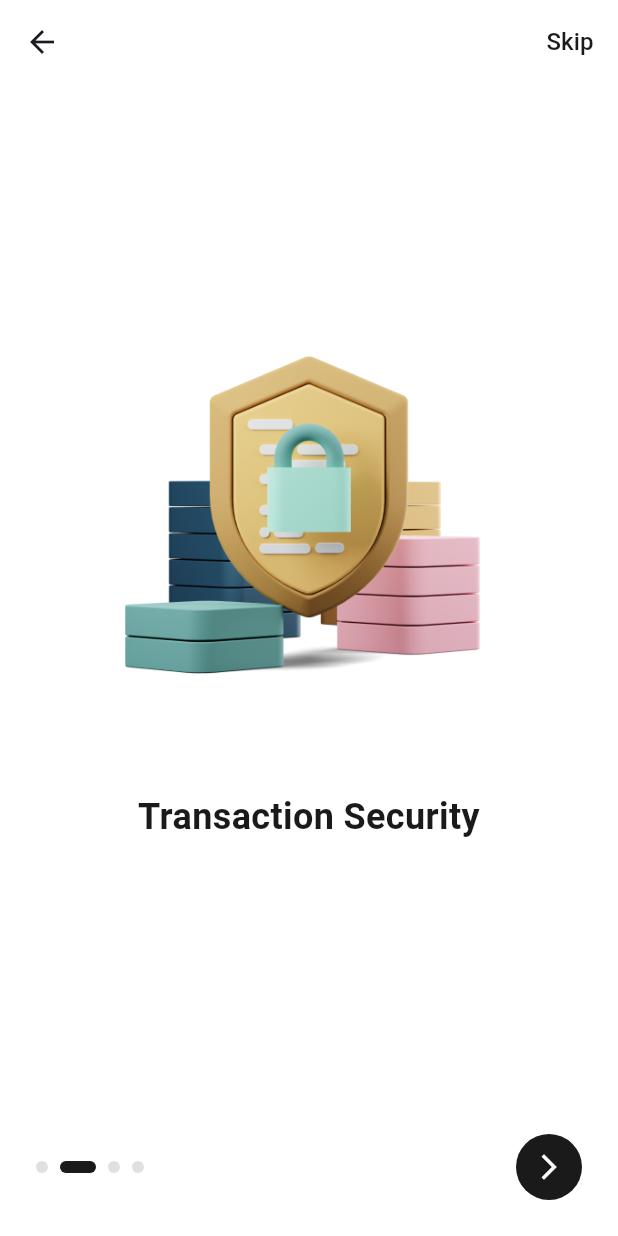
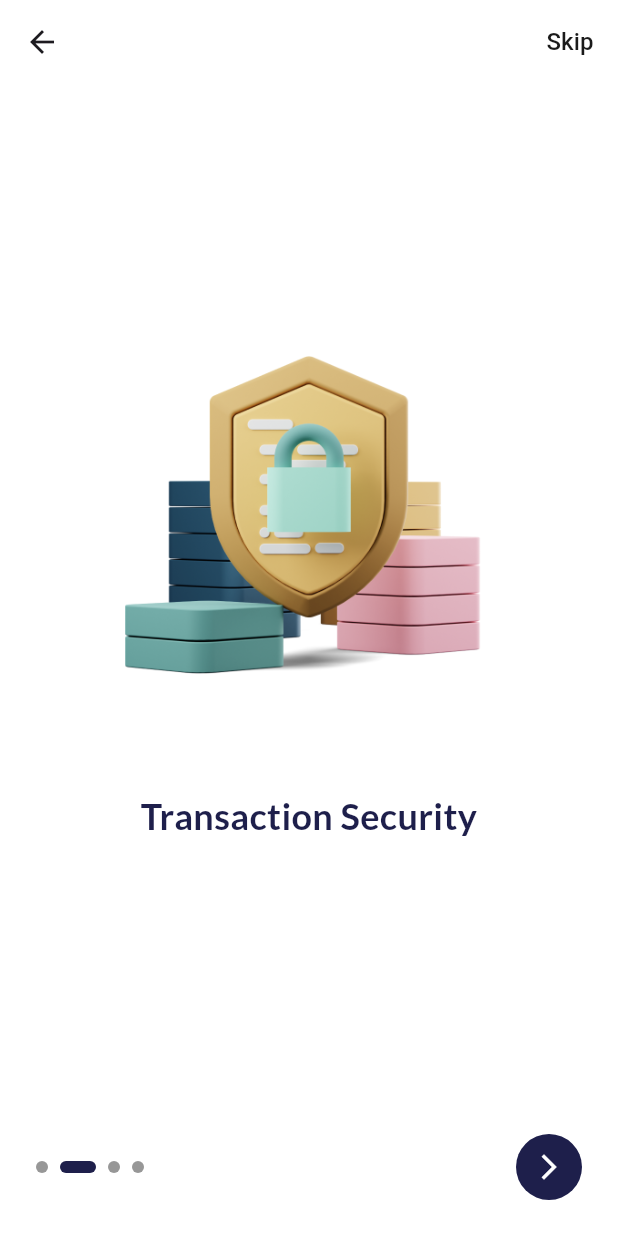
Before and after one commit to MohamedNaif/coin_gecko_graduation_project_metorship, a Flutter app: the screen it shows after launch, after a tap on the "arrow forward ios" icon, on a phone screen of 412 x 824 dp. Run offline on Flutter 3.47's test engine with Material 3 defaults, Android fonts, the phone set to English and light mode, and no system bars; drawn by our look-alikes of smooth_page_indicator; our stand-ins replace audioplayers, cherry_toast, dio, easy_localization, equatable, firebase_core and 8 more; accounts and stored records are empty; generated files the repository leaves out were written again.

Commit message:
feat: Implement onboarding flow with dedicated widgets and add smooth page indicator dependency.

```diff
--- a/lib/features/onboarding/presentation/pages/onboarding_screen.dart
+++ b/lib/features/onboarding/presentation/pages/onboarding_screen.dart
@@ -1,7 +1,8 @@
-import 'package:coin_gecko_graduation_project_metorship/config/routing/routes.dart';
 import 'package:coin_gecko_graduation_project_metorship/core/constants/app_assets.dart';
 import 'package:coin_gecko_graduation_project_metorship/features/onboarding/data/models/onboarding_model.dart';
-import 'package:coin_gecko_graduation_project_metorship/features/onboarding/presentation/widgets/onboarding_page.dart';
+import 'package:coin_gecko_graduation_project_metorship/features/onboarding/presentation/widgets/onboarding_body.dart';
+import 'package:coin_gecko_graduation_project_metorship/features/onboarding/presentation/widgets/onboarding_buttons.dart';
+import 'package:coin_gecko_graduation_project_metorship/features/onboarding/presentation/widgets/onboarding_navigation.dart';
 import 'package:flutter/material.dart';
 
 class OnboardingScreen extends StatefulWidget {
@@ -61,7 +62,8 @@ class _OnboardingScreenState extends State<OnboardingScreen> {
             ),
         ],
       ),
-      body: Column(
+      body: SafeArea(
+        child: Column(
           children: [
             Expanded(
               child: PageView.builder(
@@ -73,105 +75,26 @@ class _OnboardingScreenState extends State<OnboardingScreen> {
                   });
                 },
                 itemBuilder: (context, index) {
-                return OnboardingPage(model: _pages[index]);
+                  return OnboardingBody(model: _pages[index]);
                 },
               ),
             ),
-          Padding(
-            padding: const EdgeInsets.all(24.0),
-            child: Row(
-              mainAxisAlignment: MainAxisAlignment.spaceBetween,
-              children: [
-                Row(
-                  children: List.generate(
-                    _pages.length,
-                    (index) => Container(
-                      margin: const EdgeInsets.only(right: 8),
-                      height: 8,
-                      width: _currentPage == index ? 24 : 8,
-                      decoration: BoxDecoration(
-                        color: _currentPage == index
-                            ? const Color(0xFF1A1A1A)
-                            : Colors.grey[300],
-                        borderRadius: BorderRadius.circular(4),
-                      ),
-                    ),
-                  ),
-                ),
             if (_currentPage != _pages.length - 1)
-                  GestureDetector(
-                    onTap: () {
+              OnboardingNavigation(
+                pageController: _pageController,
+                pageCount: _pages.length,
+                currentPage: _currentPage,
+                onNext: () {
                   _pageController.nextPage(
                     duration: const Duration(milliseconds: 300),
                     curve: Curves.easeInOut,
                   );
                 },
-                    child: Container(
-                      padding: const EdgeInsets.all(12),
-                      decoration: const BoxDecoration(
-                        color: Color(0xFF1A1A1A),
-                        shape: BoxShape.circle,
-                      ),
-                      child: const Icon(
-                        Icons.arrow_forward_ios,
-                        color: Colors.white,
-                        size: 20,
-                      ),
-                    ),
-                  ),
+              )
+            else
+              const OnboardingButtons(),
           ],
         ),
-          ),
-          if (_currentPage == _pages.length - 1)
-            Padding(
-              padding:
-                  const EdgeInsets.symmetric(horizontal: 24.0, vertical: 24.0),
-              child: Column(
-                children: [
-                  SizedBox(
-                    width: double.infinity,
-                    height: 50,
-                    child: ElevatedButton(
-                      onPressed: () {
-                        Navigator.pushReplacementNamed(context, Routes.login);
-                      },
-                      style: ElevatedButton.styleFrom(
-                        backgroundColor: const Color(0xFF1A1A1A),
-                        shape: RoundedRectangleBorder(
-                          borderRadius: BorderRadius.circular(25),
-                        ),
-                      ),
-                      child: const Text(
-                        'Login',
-                        style: TextStyle(color: Colors.white, fontSize: 16),
-                      ),
-                    ),
-                  ),
-                  const SizedBox(height: 16),
-                  SizedBox(
-                    width: double.infinity,
-                    height: 50,
-                    child: OutlinedButton(
-                      onPressed: () {
-                        Navigator.pushReplacementNamed(context, Routes.signup);
-                      },
-                      style: OutlinedButton.styleFrom(
-                        side: const BorderSide(color: Color(0xFF1A1A1A)),
-                        shape: RoundedRectangleBorder(
-                          borderRadius: BorderRadius.circular(25),
-                        ),
-                      ),
-                      child: const Text(
-                        'Register',
-                        style:
-                            TextStyle(color: Color(0xFF1A1A1A), fontSize: 16),
-                      ),
-                    ),
-                  ),
-                ],
-              ),
-            ),
-        ],
       ),
     );
   }
--- a/lib/features/onboarding/presentation/widgets/onboarding_page.dart
+++ b/lib/features/onboarding/presentation/widgets/onboarding_body.dart
@@ -1,10 +1,12 @@
+import 'package:coin_gecko_graduation_project_metorship/config/theme/app_colors.dart';
+import 'package:coin_gecko_graduation_project_metorship/config/theme/app_style.dart';
 import 'package:coin_gecko_graduation_project_metorship/features/onboarding/data/models/onboarding_model.dart';
 import 'package:flutter/material.dart';
 
-class OnboardingPage extends StatelessWidget {
+class OnboardingBody extends StatelessWidget {
   final OnboardingModel model;
 
-  const OnboardingPage({super.key, required this.model});
+  const OnboardingBody({super.key, required this.model});
 
   @override
   Widget build(BuildContext context) {
@@ -13,41 +15,24 @@ class OnboardingPage extends StatelessWidget {
       child: Column(
         mainAxisAlignment: MainAxisAlignment.center,
         children: [
-          // Image asset
           Image.asset(
             model.image,
             height: 300,
           ),
-          // Container(
-          //   height: 300,
-          //   width: double.infinity,
-          //   decoration: BoxDecoration(
-          //     color: Colors.grey[200],
-          //     borderRadius: BorderRadius.circular(20),
-          //   ),
-          //   child: const Icon(
-          //     Icons.image,
-          //     size: 100,
-          //     color: Colors.grey,
-          //   ),
-          // ),
           const SizedBox(height: 40),
           Text(
             model.title,
             textAlign: TextAlign.center,
-            style: const TextStyle(
-              fontSize: 24,
-              fontWeight: FontWeight.bold,
-              color: Color(0xFF1A1A1A),
+            style: AppTextStyles.bold24.copyWith(
+              color: AppColors.primaryDark,
             ),
           ),
           const SizedBox(height: 16),
           Text(
             model.description,
             textAlign: TextAlign.center,
-            style: const TextStyle(
-              fontSize: 16,
-              color: Colors.grey,
+            style: AppTextStyles.regular16.copyWith(
+              color: AppColors.gray300,
             ),
           ),
         ],
--- /dev/null
+++ b/lib/features/onboarding/presentation/widgets/onboarding_buttons.dart
@@ -0,0 +1,59 @@
+import 'package:coin_gecko_graduation_project_metorship/config/routing/routes.dart';
+import 'package:coin_gecko_graduation_project_metorship/config/theme/app_colors.dart';
+import 'package:coin_gecko_graduation_project_metorship/config/theme/app_style.dart';
+import 'package:flutter/material.dart';
+
+class OnboardingButtons extends StatelessWidget {
+  const OnboardingButtons({super.key});
+
+  @override
+  Widget build(BuildContext context) {
+    return Padding(
+      padding: const EdgeInsets.symmetric(horizontal: 24.0, vertical: 24.0),
+      child: Column(
+        children: [
+          SizedBox(
+            width: double.infinity,
+            height: 50,
+            child: ElevatedButton(
+              onPressed: () {
+                Navigator.pushReplacementNamed(context, Routes.login);
+              },
+              style: ElevatedButton.styleFrom(
+                backgroundColor: AppColors.primaryDark,
+                shape: RoundedRectangleBorder(
+                  borderRadius: BorderRadius.circular(25),
+                ),
+              ),
+              child: Text(
+                'Login',
+                style: AppTextStyles.medium14.copyWith(color: Colors.white),
+              ),
+            ),
+          ),
+          const SizedBox(height: 16),
+          SizedBox(
+            width: double.infinity,
+            height: 50,
+            child: OutlinedButton(
+              onPressed: () {
+                Navigator.pushReplacementNamed(context, Routes.signup);
+              },
+              style: OutlinedButton.styleFrom(
+                side: const BorderSide(color: AppColors.primaryDark),
+                shape: RoundedRectangleBorder(
+                  borderRadius: BorderRadius.circular(25),
+                ),
+              ),
+              child: Text(
+                'Register',
+                style: AppTextStyles.medium14
+                    .copyWith(color: AppColors.primaryDark),
+              ),
+            ),
+          ),
+        ],
+      ),
+    );
+  }
+}
--- /dev/null
+++ b/lib/features/onboarding/presentation/widgets/onboarding_navigation.dart
@@ -0,0 +1,58 @@
+import 'package:coin_gecko_graduation_project_metorship/config/theme/app_colors.dart';
+import 'package:flutter/material.dart';
+import 'package:smooth_page_indicator/smooth_page_indicator.dart';
+
+class OnboardingNavigation extends StatelessWidget {
+  final PageController pageController;
+  final int pageCount;
+  final int currentPage;
+  final VoidCallback onNext;
+
+  const OnboardingNavigation({
+    super.key,
+    required this.pageController,
+    required this.pageCount,
+    required this.currentPage,
+    required this.onNext,
+  });
+
+  @override
+  Widget build(BuildContext context) {
+    return Padding(
+      padding: const EdgeInsets.all(24.0),
+      child: Row(
+        mainAxisAlignment: MainAxisAlignment.spaceBetween,
+        children: [
+          SmoothPageIndicator(
+            controller: pageController,
+            count: pageCount,
+            effect: const ExpandingDotsEffect(
+              activeDotColor: AppColors.primaryDark,
+              dotColor: AppColors.gray300,
+              dotHeight: 8,
+              dotWidth: 8,
+              expansionFactor: 3,
+              spacing: 8,
+            ),
+          ),
+          if (currentPage != pageCount - 1)
+            GestureDetector(
+              onTap: onNext,
+              child: Container(
+                padding: const EdgeInsets.all(12),
+                decoration: const BoxDecoration(
+                  color: AppColors.primaryDark,
+                  shape: BoxShape.circle,
+                ),
+                child: const Icon(
+                  Icons.arrow_forward_ios,
+                  color: Colors.white,
+                  size: 20,
+                ),
+              ),
+            ),
+        ],
+      ),
+    );
+  }
+}
--- a/pubspec.yaml
+++ b/pubspec.yaml
@@ -33,6 +33,7 @@ dependencies:
   flutter_svg: ^2.2.2
   firebase_core: ^4.2.1
   toastification: ^3.0.3
+  smooth_page_indicator: ^1.2.1
 
 dev_dependencies:
   retrofit_generator: ^10.0.1
```
Also changed, not shown: pubspec.lock. Lines whose indentation alone changed are shown as unchanged.
